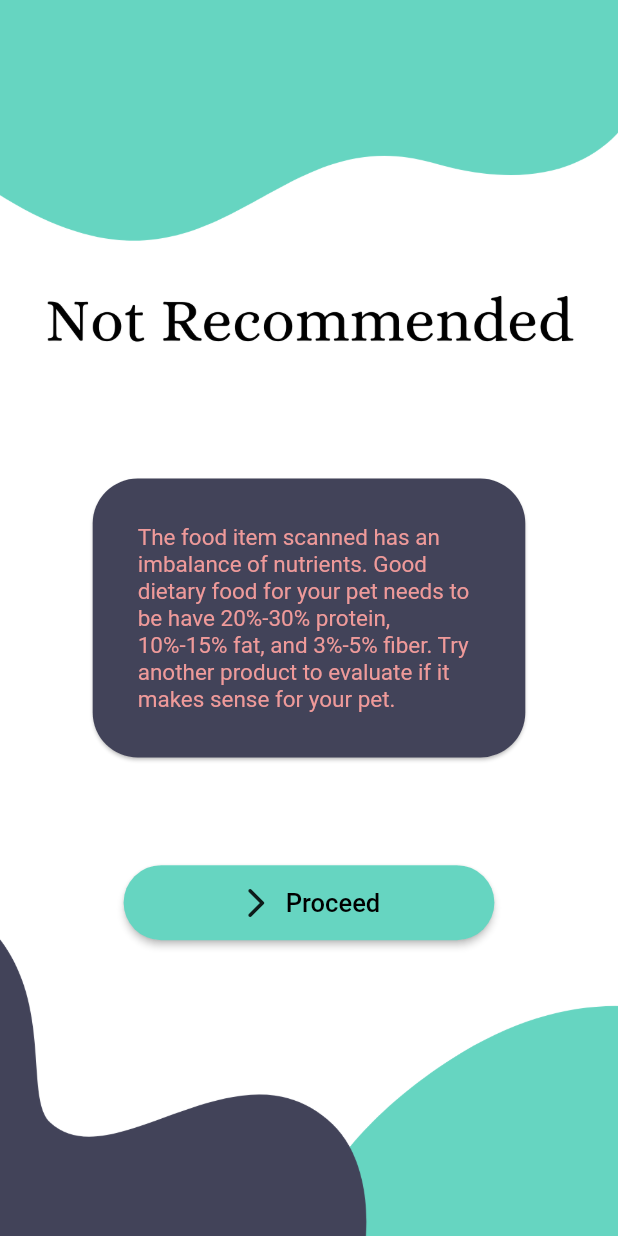
After one commit to kathansheth04/dvhacks, a Flutter app: the rejected screen opened directly, on a phone screen of 412 x 824 dp. The commit adds this screen. Run offline on Flutter 3.47's test engine with Material 2 defaults, Android fonts, the phone set to English and light mode, and no system bars; our stand-ins replace camera, cloud_firestore, firebase_auth, fl_chart, image_picker, toggle_switch; missing offline and left inert: firebase_ml_vision; accounts and stored records are empty.

Commit message:
implemented evaluation algorithm and hooked to reject/approved screens

```diff
--- /dev/null
+++ b/lib/screens/rejected.dart
@@ -0,0 +1,114 @@
+import 'package:dvhacks/screens/dashboard.dart';
+import 'package:firebase_auth/firebase_auth.dart';
+import 'package:flutter/material.dart';
+
+void main() {
+  runApp(Rejected());
+}
+
+class Rejected extends StatelessWidget {
+  @override
+  Widget build(BuildContext context) {
+    return MaterialApp(
+      title: 'Rejected.',
+      debugShowCheckedModeBanner: false,
+      home: rejected(),
+    );
+  }
+}
+
+class rejected extends StatefulWidget {
+  rejected({Key key, this.title}) : super(key: key);
+  final String title;
+  @override
+  rejectedScreen createState() => rejectedScreen();
+}
+
+class MyCustomRoute<T> extends MaterialPageRoute<T> {
+  MyCustomRoute({WidgetBuilder builder, RouteSettings settings})
+      : super(builder: builder, settings: settings);
+
+  @override
+  Widget buildTransitions(BuildContext context, Animation<double> animation,
+      Animation<double> secondaryAnimation, Widget child) {
+    // Fades between routes. (If you don't want any animation,
+    // just return child.)
+    return SlideTransition(
+      position: Tween<Offset>(
+        begin: const Offset(0.0, 0.0),
+        end: Offset.zero,
+      ).animate(animation),
+      child: child,
+    );
+  }
+}
+
+class rejectedScreen extends State<rejected> {
+  @override
+  void initState() {
+    super.initState();
+  }
+
+  noSuchMethod(Invocation i) => super.noSuchMethod(i);
+
+  @override
+  Widget build(BuildContext context) {
+    Size size = MediaQuery.of(context).size;
+    double sizeheight(BuildContext context) =>
+        MediaQuery.of(context).size.height;
+    double sizewidth(BuildContext context) => MediaQuery.of(context).size.width;
+    return Scaffold(
+      body: Stack(children: <Widget>[
+        new Container(
+          decoration: BoxDecoration(
+            image: DecorationImage(
+              image: AssetImage('lib/assets/reject.png'),
+              fit: BoxFit.cover,
+            ),
+          ),
+        ),
+        new Container(
+            decoration: BoxDecoration(),
+            child: Container(
+              alignment: Alignment.center,
+              child: Card(
+                clipBehavior: Clip.antiAlias,
+                color: const Color(0xFF424359),
+                margin: EdgeInsets.only(
+                    left: sizewidth(context) * 0.15,
+                    right: sizewidth(context) * 0.15),
+                shape: RoundedRectangleBorder(
+                    borderRadius: BorderRadius.circular(30.0)),
+                child: Container(
+                  padding:
+                      EdgeInsets.only(top: 30, left: 30, right: 30, bottom: 30),
+                  child: Text(
+                    "The food item scanned has an imbalance of nutrients. Good dietary food for your pet needs to be have 20%-30% protein, 10%-15% fat, and 3%-5% fiber. Try another product to evaluate if it makes sense for your pet.",
+                    style: TextStyle(fontSize: 15, color: Colors.red[200]),
+                  ),
+                ),
+              ),
+            )),
+        Container(
+            width: sizewidth(context) * 0.6,
+            margin: EdgeInsets.only(
+                top: sizeheight(context) * 0.7,
+                right: sizewidth(context) * 0.15,
+                left: sizewidth(context) * 0.2),
+            child: RaisedButton.icon(
+                icon: Icon(Icons.arrow_forward_ios_rounded),
+                onPressed: (() => {
+                      Navigator.push(context,
+                          MaterialPageRoute(builder: (context) => dashboard()))
+                    }),
+                shape: RoundedRectangleBorder(
+                    borderRadius: BorderRadius.all(Radius.circular(30.0))),
+                label: Text('Proceed',
+                    style: TextStyle(color: Colors.black, fontSize: 17)),
+                padding: const EdgeInsets.all(13.0),
+                splashColor: Colors.lightBlue[100],
+                color: const Color(0xFf66D5C1)))
+      ]),
+    );
+  }
+}
```
Also changed, not shown: lib/screens/approved.dart (added, +114 -0 lines), lib/screens/picture_scanner.dart (+116 -3 lines), lib/assets/approve.png (added), lib/assets/reject.png (added), 13 other files.
